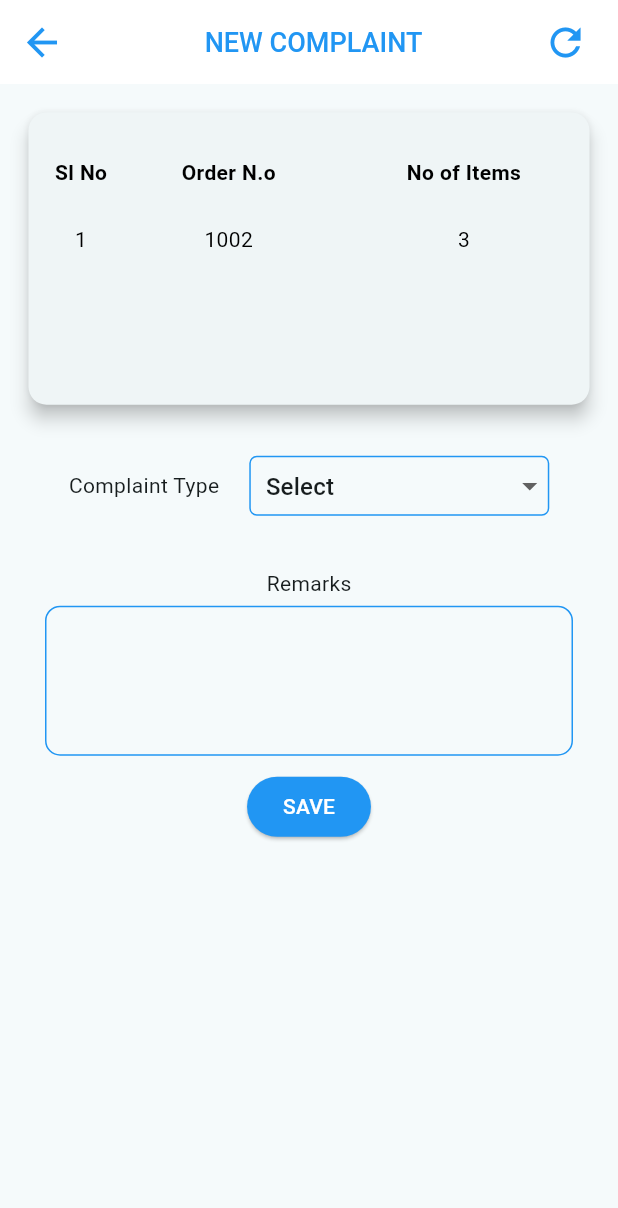
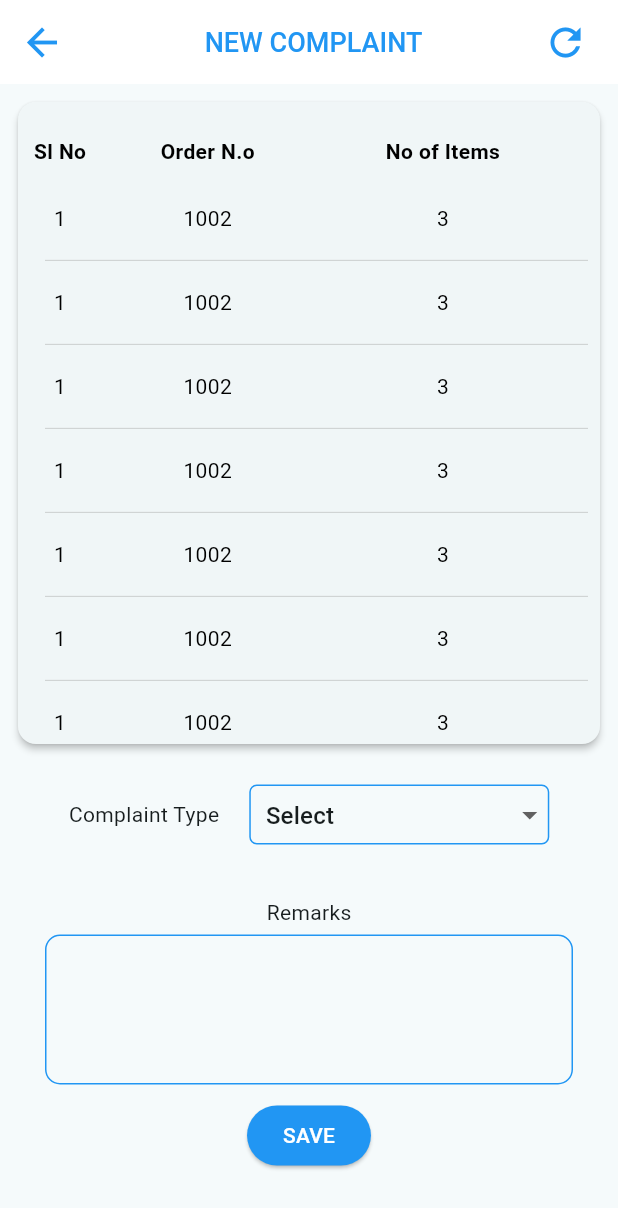
Before and after one commit to abhisheksr227/integrate3_screen, a Flutter app: the NewComplaint screen opened directly, on a phone screen of 412 x 824 dp. Shown: the top 1208 px of the screen. Run offline on Flutter 3.47's test engine with Material 2 defaults, Android fonts, the phone set to English and light mode, and no system bars; our stand-ins replace charts_flutter, dots_indicator, fl_chart, google_maps_flutter, pie_chart, share_plus and 1 more; missing offline and left inert: another_stepper.

Commit message:
git commit -m "second commit"

```diff
--- a/lib/Customers/New_complaint.dart
+++ b/lib/Customers/New_complaint.dart
@@ -45,21 +45,22 @@ class _NewComplaintState extends State<NewComplaint> {
         child: Column(
           children: [
             Padding(
-              padding: const EdgeInsets.all(15.0),
+              padding: const EdgeInsets.all(8),
               child: Card(
-                elevation: 5,
+                surfaceTintColor: Colors.white,
+                elevation: 2,
                 child: SingleChildScrollView(
                   child: Column(
                     children: [
                       Padding(
-                        padding: const EdgeInsets.all(15),
+                        padding: const EdgeInsets.all(8),
                         child: SingleChildScrollView(
                           scrollDirection: Axis.horizontal,
                           child: Row(
                             crossAxisAlignment: CrossAxisAlignment.end,
                             children: [
                               SizedBox(
-                                height: MediaQuery.of(context).size.height*0.20,
+                                height: MediaQuery.of(context).size.height*0.5,
                                 width: MediaQuery.of(context).size.width*2,
                                 child: ListView.builder(
                                   itemCount: 1,
@@ -133,7 +134,7 @@ class _NewComplaintState extends State<NewComplaint> {
                                           ),
                                         ),
                                         Container(
-                                          height: MediaQuery.of(context).size.height*0.10,
+                                          height: MediaQuery.of(context).size.height*0.44,
                                           width: MediaQuery.of(context).size.width*2,
                                           child: ListView.separated(
                                             separatorBuilder: (context, index) {
@@ -146,7 +147,7 @@ class _NewComplaintState extends State<NewComplaint> {
                                             },
                                             padding: EdgeInsets.zero,
                                             physics: const ClampingScrollPhysics(),
-                                            itemCount: 1,
+                                            itemCount: 20,
                                             itemBuilder: (BuildContext context, int rowIndex) {
 
                                               return SizedBox(
```
